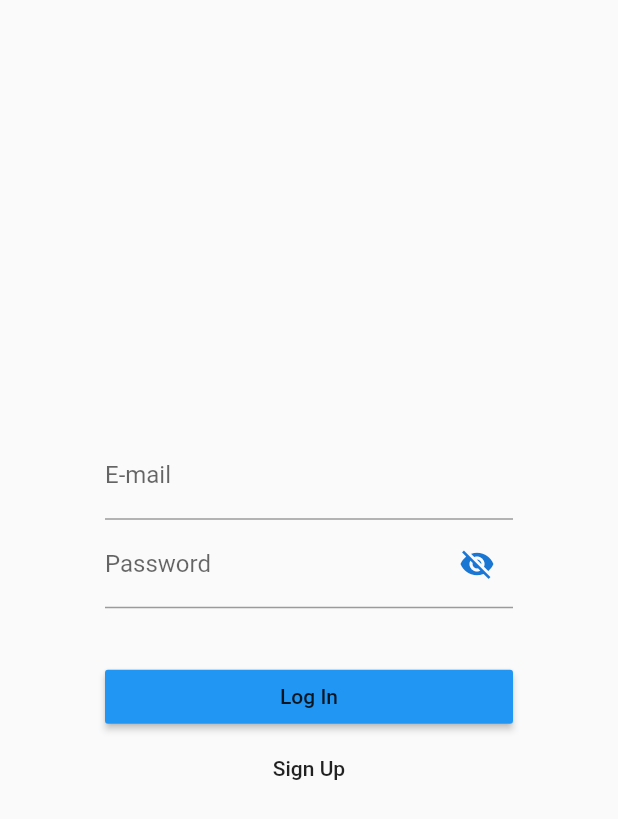
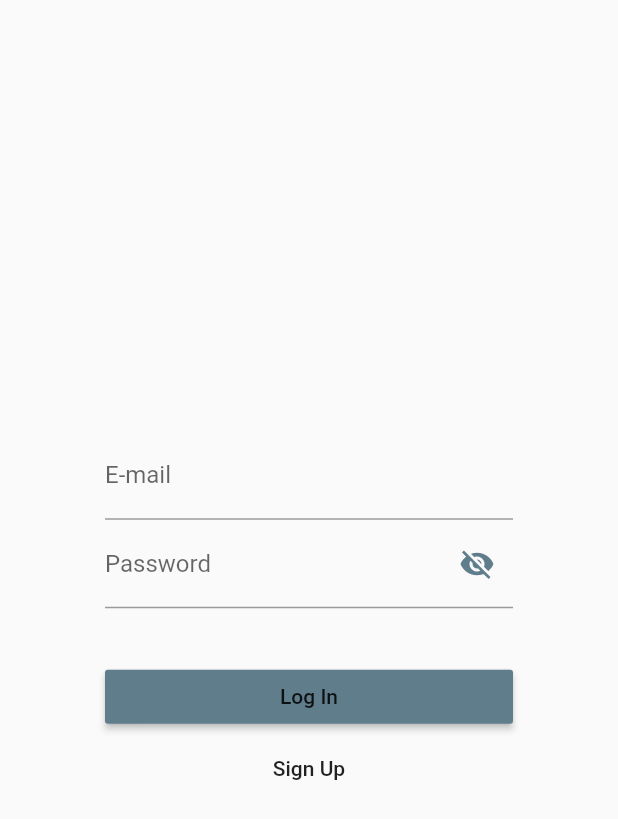
Before and after one commit to GBrunelli/personal_marvel_comics_library, a Flutter app: the screen it shows after launch, after a tap on "Log In", on a phone screen of 412 x 824 dp. Shown: the top 819 px of the screen. Run offline on Flutter 3.47's test engine with Material 2 defaults, Android fonts, the phone set to English and light mode, and no system bars; our stand-ins replace firebase_auth, firebase_core, firebase_database, flutter_spinkit; accounts and stored records are empty.

Commit message:
added loading screen to more locations

```diff
--- a/lib/src/data/datasource/realtime_database_facade.dart
+++ b/lib/src/data/datasource/realtime_database_facade.dart
@@ -63,9 +63,10 @@ class RealtimeDatabaseFacade{
     _database.child('$userId/$listing/${comic.id}').update(comicMap);
   }
 
-  static addListing(String? userId, String? listing, String? description) {
+  static addListing(String? userId, String? listing) {
     if ((userId == null) || (listing == null)) return;
     var user = _database.child('$userId/$listing');
-    user.update({'description': description});
+    user.update({'description': ''});
+    // user.child('description').remove();
   }
 }
--- a/lib/src/presentation/cards/add_listing_card.dart
+++ b/lib/src/presentation/cards/add_listing_card.dart
@@ -12,7 +12,7 @@ class AddListingCard extends StatefulWidget {
 class _AddListingCardState extends State<AddListingCard> {
 
   void _addListing(){
-    RealtimeDatabaseFacade.addListing(FirebaseAuth.instance.currentUser?.uid, _listingName, '');
+    RealtimeDatabaseFacade.addListing(FirebaseAuth.instance.currentUser?.uid, _listingName);
   }
 
   late String _listingName;
--- a/lib/src/presentation/cards/comic_detailed_card.dart
+++ b/lib/src/presentation/cards/comic_detailed_card.dart
@@ -1,6 +1,6 @@
 import 'package:flutter/material.dart';
 import 'package:personal_library/src/domain/entities/comic.dart';
-import 'package:personal_library/src/presentation/screens/select_listing.dart';
+import 'package:personal_library/src/presentation/screens/select_listing_screen.dart';
 import 'package:personal_library/src/presentation/routes/hero_dialog_route.dart';
 
 class ComicDetailedWidget extends StatefulWidget {
--- a/lib/src/presentation/screens/landing_page.dart
+++ b/lib/src/presentation/screens/landing_screen.dart
@@ -2,9 +2,8 @@ import 'package:firebase_core/firebase_core.dart';
 import 'package:flutter/material.dart';
 import 'package:personal_library/main.dart';
 import 'package:firebase_auth/firebase_auth.dart';
-import 'package:firebase_core/firebase_core.dart';
-import 'package:personal_library/firebase_options.dart';
-import 'package:personal_library/src/presentation/screens/login_page.dart';
+import 'login_page_screen.dart';
+import 'loading_screen.dart';
 
 class LandingPage extends StatelessWidget {
   LandingPage(this.init, {Key? key}) : super(key: key);
@@ -30,25 +29,17 @@ class LandingPage extends StatelessWidget {
               if (snapshot.connectionState == ConnectionState.active) {
                 Object? user = snapshot.data;
                 if(user == null) {
-                  return LoginPage();
+                  return const LoginPage();
                 }
                 else {
                   return Home();
                 }
               }
-              return const Scaffold(
-                body: Center(
-                  child: Text('Loading...'),
-                ),
-              );
+              return const LoadingPage();
             }
           );
         }
-        return const Scaffold(
-          body: Center(
-            child: Text('Loading...'),
-          ),
-        );
+        return const LoadingPage();
       }
     );
   }
--- /dev/null
+++ b/lib/src/presentation/screens/loading_screen.dart
@@ -0,0 +1,19 @@
+import 'package:flutter/material.dart';
+import 'package:flutter_spinkit/flutter_spinkit.dart';
+
+class LoadingPage extends StatelessWidget {
+  const LoadingPage({Key? key}) : super(key: key);
+
+  @override
+  Widget build(BuildContext context) {
+    return const Scaffold(
+        backgroundColor: Colors.transparent,
+        body: Center(
+          child: SpinKitDoubleBounce(
+            color: Colors.blueGrey,
+            size: 50,
+          ),
+        )
+    );
+  }
+}
--- a/lib/src/presentation/screens/login_page.dart
+++ b/lib/src/presentation/screens/login_page_screen.dart
@@ -80,7 +80,7 @@ class _LoginPageState extends State<LoginPage> {
                     _passwordVisible
                         ? Icons.visibility
                         : Icons.visibility_off,
-                    color: Theme.of(context).primaryColorDark,
+                    color: Colors.blueGrey,
                   ),
                   onPressed: () {
                     setState(() {
@@ -95,11 +95,11 @@ class _LoginPageState extends State<LoginPage> {
               padding: const EdgeInsets.only(top: 35),
               child: MaterialButton(
                 onPressed: _login,
-                color: Theme.of(context).primaryColor,
+                color: Colors.blueGrey,
                 child: const Text('Log In'),
               )
             ),
-            Container(
+            SizedBox(
                 width: MediaQuery.of(context).size.width,
                 child: MaterialButton(
                   onPressed: _createUser,
--- a/pubspec.yaml
+++ b/pubspec.yaml
@@ -38,6 +38,7 @@ dependencies:
   firebase_auth: ^3.3.5
   firebase_database: ^9.0.5
   crypto: ^3.0.1
+  flutter_spinkit: ^5.1.0
 
 dev_dependencies:
   flutter_test:
```
Also changed, not shown: lib/main.dart (+11 -2 lines), lib/src/presentation/cards/listing_card.dart (+21 -1 lines), lib/src/presentation/screens/characters_screen.dart (+14 -1 lines), lib/src/presentation/screens/comics_screen.dart (+2 -6 lines), lib/src/presentation/screens/creators_screen.dart (+13 -2 lines), lib/src/presentation/screens/listing_screen.dart (+3 -4 lines), lib/src/presentation/screens/select_listing_screen.dart (renamed from lib/src/presentation/screens/select_listing.dart), pubspec.lock.
